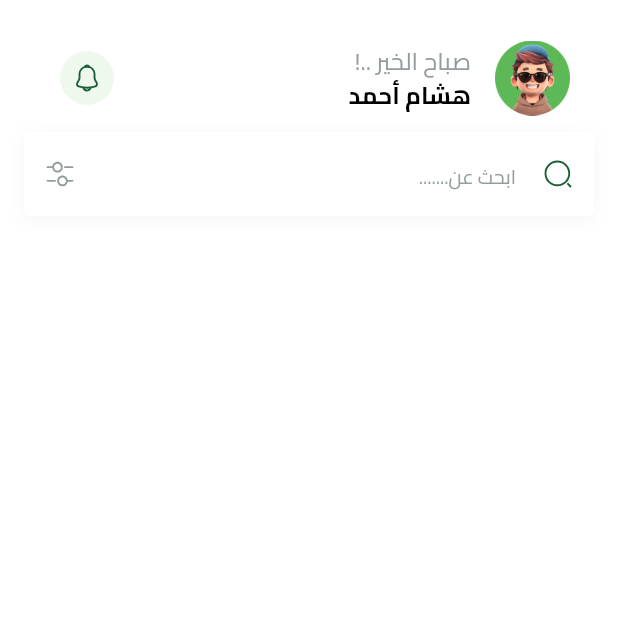
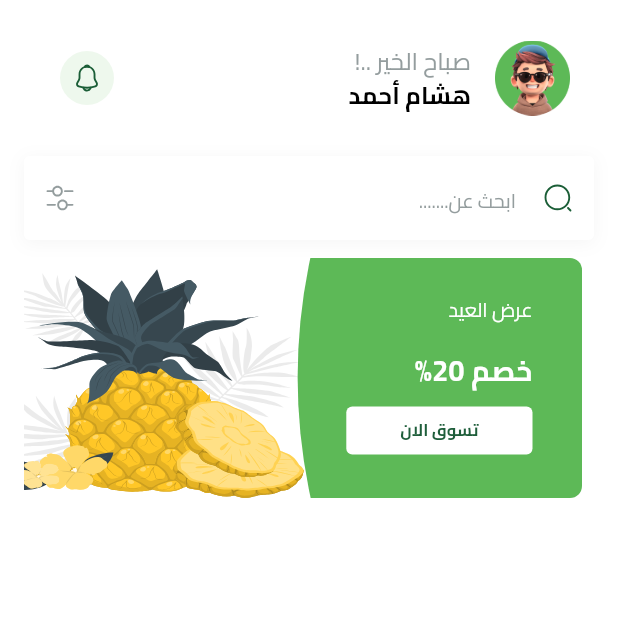
Before and after one commit to HishamElnemr/e-commerce-app, a Flutter app: the HomeView screen opened by its route, on a phone screen of 412 x 824 dp, the top half of it. Run offline on Flutter 3.47's test engine with Material 3 defaults, Android fonts, the phone set to English and light mode, and no system bars; our stand-ins replace cloud_firestore, dartz, dots_indicator, firebase_auth, firebase_core, flutter_bloc and 7 more; missing offline and left inert: flutter_facebook_auth; accounts and stored records are empty.

Commit message:
Add featured item widget and button for home presentation

```diff
--- a/lib/core/services/firestore_services.dart
+++ b/lib/core/services/firestore_services.dart
@@ -7,10 +7,8 @@ class FirestoreServices implements DatabaseService {
   @override
   Future<void> addData(String path, Map<String, dynamic> data,String? documentId) async {
     if(documentId != null) {
-      // If documentId is provided, set the data to that document
       await firestore.collection(path).doc(documentId).set(data);
     } else {
-      // If documentId is not provided, add a new document with auto-generated ID
       await firestore.collection(path).add(data);
     }
   }
--- a/lib/core/utils/app_images.dart
+++ b/lib/core/utils/app_images.dart
@@ -21,6 +21,10 @@ class Assets {
   /// Assets for assetsImagesFacebookIcon
   /// assets/images/facebook_icon.svg
   static const String assetsImagesFacebookIcon = "assets/images/facebook_icon.svg";
+
+  /// Assets for assetsImagesFeaturedItemBackground
+  /// assets/images/featured_item_background.svg
+  static const String assetsImagesFeaturedItemBackground = "assets/images/featured_item_background.svg";
 
   /// Assets for assetsImagesFilter
   /// assets/images/filter.svg
@@ -69,4 +73,8 @@ class Assets {
   /// Assets for assetsImagesSplashBottom
   /// assets/images/splash_bottom.svg
   static const String assetsImagesSplashBottom = "assets/images/splash_bottom.svg";
+
+  /// Assets for assetsImagesWatermelonTest
+  /// assets/images/watermelon_test.png
+  static const String assetsImagesWatermelonTest = "assets/images/watermelon_test.png";
 }
--- /dev/null
+++ b/lib/fearures/home/presentation/views/widgets/featured_item.dart
@@ -0,0 +1,67 @@
+import 'package:e_commerce_app/core/utils/app_images.dart';
+import 'package:e_commerce_app/core/utils/app_text_styles.dart';
+import 'package:e_commerce_app/fearures/home/presentation/views/widgets/featured_item_button.dart';
+import 'package:flutter/material.dart';
+import 'package:flutter_svg_provider/flutter_svg_provider.dart' as svg;
+import 'package:flutter_svg/svg.dart';
+
+class FeaturedItem extends StatelessWidget {
+  const FeaturedItem({super.key});
+  @override
+  Widget build(BuildContext context) {
+    var itemWidth = MediaQuery.sizeOf(context).width;
+    return ClipRRect(
+      borderRadius: BorderRadius.circular(8),
+      child: SizedBox(
+        width: itemWidth,
+        child: AspectRatio(
+          aspectRatio: 342 / 158,
+          child: Stack(
+            children: [
+              Positioned(
+                left: 0,
+                bottom: 0,
+                top: 0,
+                right: itemWidth * .4,
+                child: SvgPicture.asset(
+                  Assets.assetsImagesPineappleCuate1,
+                  fit: BoxFit.fill,
+                ),
+              ),
+              Container(
+                width: itemWidth * .5,
+                decoration: const BoxDecoration(
+                  image: DecorationImage(
+                    image: svg.Svg(Assets.assetsImagesFeaturedItemBackground),
+                    fit: BoxFit.fill,
+                  ),
+                ),
+                child: Padding(
+                  padding: const EdgeInsets.only(right: 33),
+                  child: Column(
+                    crossAxisAlignment: CrossAxisAlignment.start,
+                    children: [
+                      const SizedBox(height: 25),
+                      Text(
+                        "عرض العيد",
+                        style: TextStyles.regular13.copyWith(color: Colors.white),
+                      ),
+                      const Spacer(),
+                      Text(
+                        "خصم 20%",
+                        style: TextStyles.bold19.copyWith(color: Colors.white),
+                      ),
+                      const SizedBox(height: 11),
+                      FeaturedItemButton(onPressed: () {}),
+                      const SizedBox(height: 29),
+                    ],
+                  ),
+                ),
+              ),
+            ],
+          ),
+        ),
+      ),
+    );
+  }
+}
--- /dev/null
+++ b/lib/fearures/home/presentation/views/widgets/featured_item_button.dart
@@ -0,0 +1,30 @@
+import 'package:e_commerce_app/app_color.dart';
+import 'package:e_commerce_app/core/utils/app_text_styles.dart';
+import 'package:flutter/material.dart';
+
+class FeaturedItemButton extends StatelessWidget {
+  const FeaturedItemButton({super.key, required this.onPressed});
+  final VoidCallback onPressed;
+  @override
+  Widget build(BuildContext context) {
+    return SizedBox(
+      height: 32,
+      child: TextButton(
+        style: TextButton.styleFrom(
+          shape: RoundedRectangleBorder(borderRadius: BorderRadius.circular(4)),
+          backgroundColor: Colors.white,
+        ),
+        onPressed: onPressed,
+        child: Padding(
+          padding: const EdgeInsets.symmetric(horizontal: 24),
+          child: FittedBox(
+            child: Text(
+              'تسوق الان',
+              style: TextStyles.bold13.copyWith(color: AppColors.kPrimaryColor),
+            ),
+          ),
+        ),
+      ),
+    );
+  }
+}
--- /dev/null
+++ b/lib/fearures/home/presentation/views/widgets/featured_list.dart
@@ -0,0 +1,25 @@
+import 'package:e_commerce_app/fearures/home/presentation/views/widgets/featured_item.dart';
+import 'package:flutter/material.dart';
+
+class FeaturedList extends StatelessWidget {
+  const FeaturedList({super.key});
+
+  @override
+  Widget build(BuildContext context) {
+    return SizedBox(
+      height: 160,
+      child: ListView.builder(
+        physics: const BouncingScrollPhysics(),
+
+        itemCount: 5,
+        scrollDirection: Axis.horizontal,
+        itemBuilder: (context, index) {
+          return const Padding(
+            padding: EdgeInsets.symmetric(horizontal: 8),
+            child: FeaturedItem(),
+          );
+        },
+      ),
+    );
+  }
+}
--- a/lib/fearures/home/presentation/views/widgets/home_view_body.dart
+++ b/lib/fearures/home/presentation/views/widgets/home_view_body.dart
@@ -1,6 +1,8 @@
 import 'package:e_commerce_app/constants.dart';
 import 'package:e_commerce_app/core/widgets/search_text_field.dart';
 import 'package:e_commerce_app/fearures/home/presentation/views/widgets/custom_home_app_bar.dart';
+import 'package:e_commerce_app/fearures/home/presentation/views/widgets/featured_item.dart';
+import 'package:e_commerce_app/fearures/home/presentation/views/widgets/featured_list.dart';
 import 'package:flutter/material.dart';
 
 class HomeViewBody extends StatelessWidget {
@@ -17,7 +19,10 @@ class HomeViewBody extends StatelessWidget {
               children: [
                 SizedBox(height: kTopPadding),
                 CustomHomeAppBar(),
+                SizedBox(height: kTopPadding),
                 SearchTextField(),
+                SizedBox(height:12),
+                FeaturedList(),
               ],
             ),
           ),
--- a/pubspec.yaml
+++ b/pubspec.yaml
@@ -42,6 +42,7 @@ dependencies:
   flutter_localizations:
     sdk: flutter
   flutter_svg: ^2.1.0
+  flutter_svg_provider: ^1.0.7
   get_it: ^8.0.3
   google_sign_in: ^6.3.0
   modal_progress_hud_nsn: ^0.5.1
```
Also changed, not shown: assets/images/featured_item_background.svg (added), assets/images/watermelon_test.png (added), pubspec.lock.
